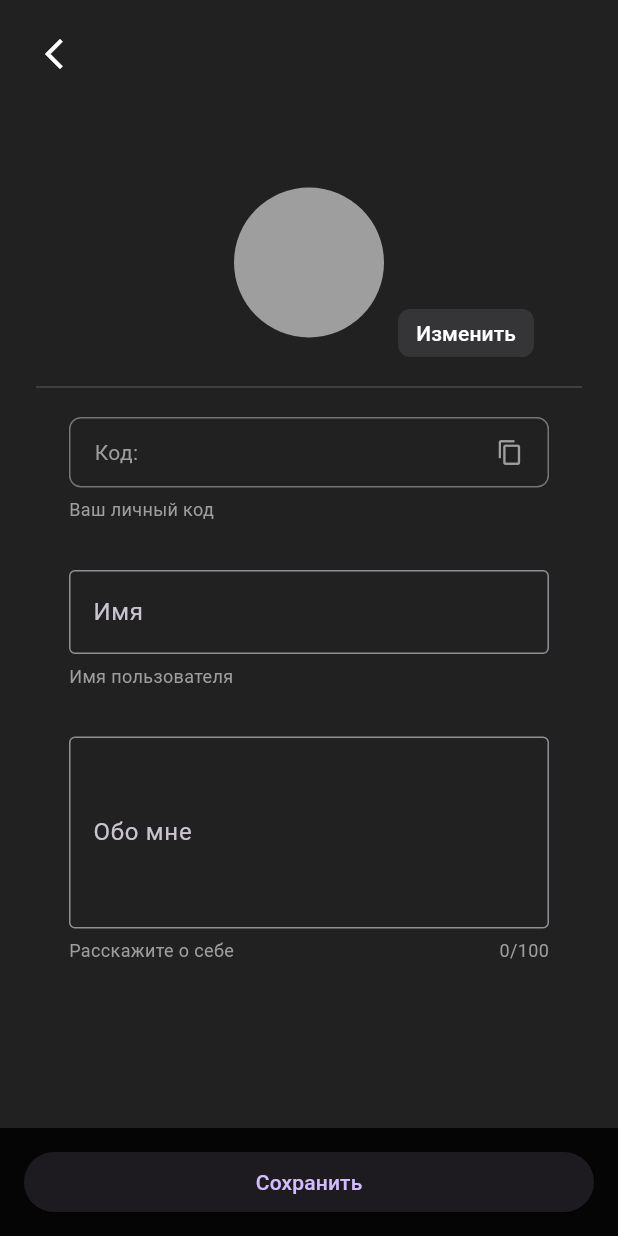
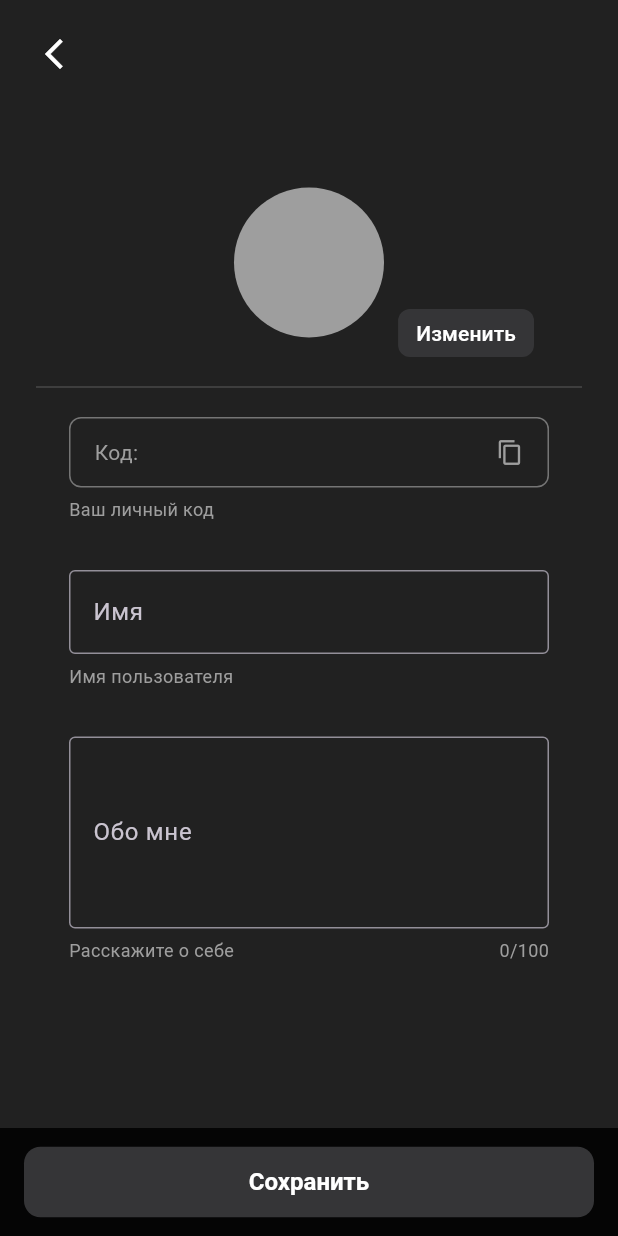
Before and after one commit to 00THESAME00/menro-push-server, a Flutter app: the EditProfileScreen screen opened directly with empty values, on a phone screen of 412 x 824 dp. Run offline on Flutter 3.47's test engine with Material 3 defaults, Android fonts, the light colour scheme and no system bars; our stand-ins replace cloud_firestore, firebase_core, firebase_messaging, shared_preferences; accounts and stored records are empty.

Commit message:
Обновление

```diff
--- a/lib/main.dart
+++ b/lib/main.dart
@@ -1277,6 +1277,16 @@ class _EditProfileScreenState extends State<EditProfileScreen> {
                 padding: const EdgeInsets.symmetric(horizontal: 16, vertical: 12),
                 color: Colors.black.withOpacity(0.85),
                 child: ElevatedButton(
+                  style: ElevatedButton.styleFrom(
+                    backgroundColor: const Color(0xFF353537),
+                    foregroundColor: Colors.white,
+                    padding: const EdgeInsets.symmetric(vertical: 14),
+                    textStyle: const TextStyle(fontSize: 16, fontWeight: FontWeight.w600),
+                    shape: RoundedRectangleBorder(
+                      borderRadius: BorderRadius.circular(11),
+                    ),
+                    elevation: 0,
+                  ),
                   onPressed: () {
                     print('Сохраняем...');
                   },
```
